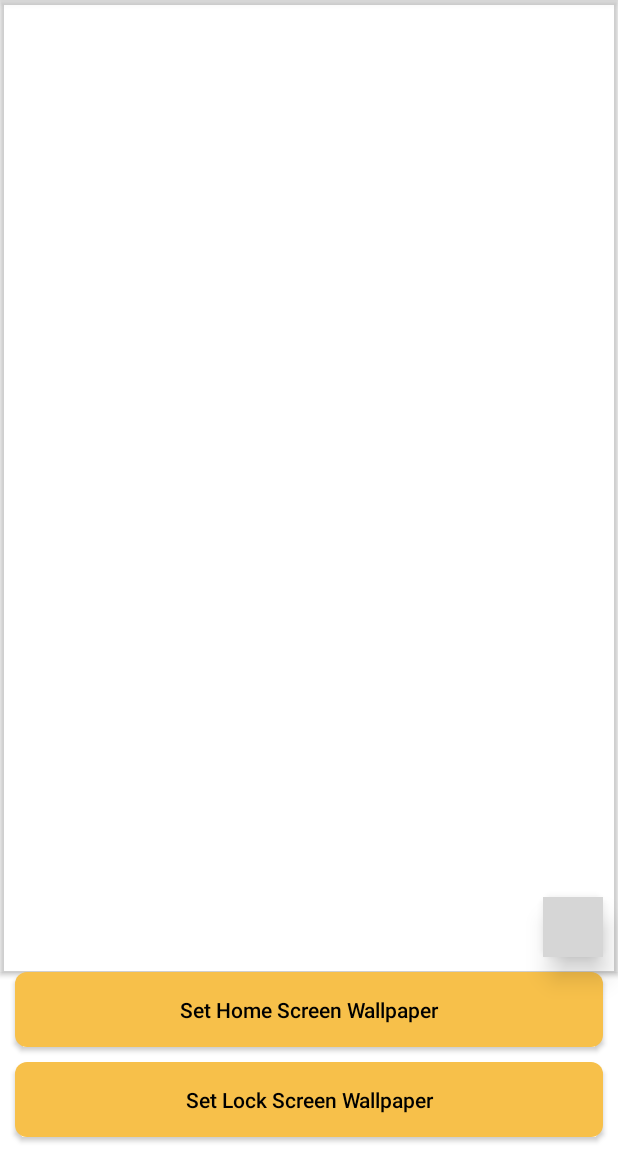
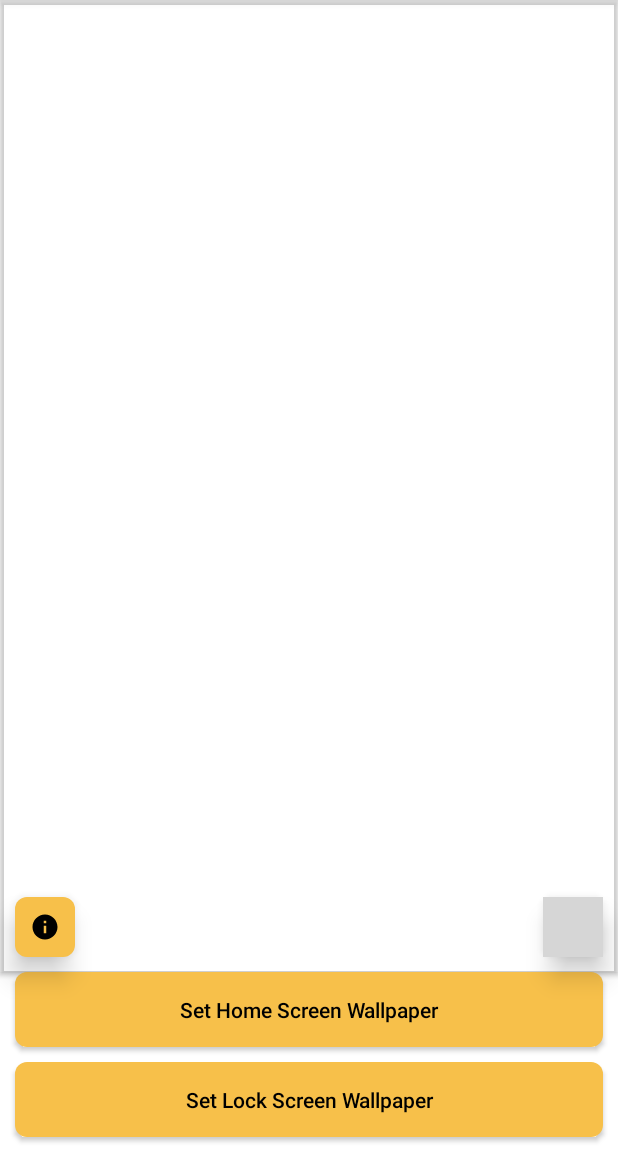
Before and after one commit to cwaliimran/DSLR-Photography-Poses, an Android app: the DetailActivity screen opened directly, with no data from a screen before it, on a phone screen of 412 x 824 dp, the part 84-1236 px from its top. Run offline under Robolectric (Android 15) with nearby library versions, the light colour scheme and no system bars; our stand-ins replace AdMob, data binding; 1 statement that could not run was skipped; grey boxes are pictures that could not be loaded.

Commit message:
Wallpapers sorting, info message, upload completed folder
upload completed folder only works in dev flavor
in production users can only upload 1 image at a time

```diff
--- a/app/src/main/java/com/cwnextgen/quranislamicwallpaper/activities/MainActivity.kt
+++ b/app/src/main/java/com/cwnextgen/quranislamicwallpaper/activities/MainActivity.kt
@@ -20,6 +20,7 @@ import com.cwnextgen.quranislamicwallpaper.utils.firestore
 import com.cwnextgen.quranislamicwallpaper.utils.showToast
 import com.google.android.gms.ads.AdRequest
 import com.google.android.gms.ads.MobileAds
+import com.google.firebase.firestore.Query
 
 class MainActivity : BaseActivity(), OnItemClick {
     private lateinit var binding: ActivityMainBinding
@@ -101,6 +102,7 @@ class MainActivity : BaseActivity(), OnItemClick {
         mainModel.clear()
         displayLoading()
         val postsCollection = firestore().collection(AppConstants.TBL_WALLPAPERS)
+        postsCollection.orderBy("createdAt", Query.Direction.DESCENDING)
 
 // Perform a query to retrieve the posts
         postsCollection.get()
--- /dev/null
+++ b/app/src/main/res/drawable/baseline_info_24.xml
@@ -0,0 +1,5 @@
+<vector android:height="24dp" android:tint="#000000"
+    android:viewportHeight="24" android:viewportWidth="24"
+    android:width="24dp" xmlns:android="http://schemas.android.com/apk/res/android">
+    <path android:fillColor="@android:color/white" android:pathData="M12,2C6.48,2 2,6.48 2,12s4.48,10 10,10 10,-4.48 10,-10S17.52,2 12,2zM13,17h-2v-6h2v6zM13,9h-2L11,7h2v2z"/>
+</vector>
--- a/app/src/main/res/layout/activity_detail.xml
+++ b/app/src/main/res/layout/activity_detail.xml
@@ -18,24 +18,6 @@
         android:layout_height="match_parent"
         tools:context=".activities.DetailActivity">
 
-        <LinearLayout
-            android:id="@+id/linearLayout"
-            android:layout_width="match_parent"
-            android:layout_height="wrap_content"
-            android:orientation="vertical"
-            app:layout_constraintEnd_toEndOf="parent"
-            app:layout_constraintStart_toStartOf="parent"
-            app:layout_constraintTop_toTopOf="parent">
-
-            <com.google.android.gms.ads.AdView
-                android:id="@+id/adView"
-                android:layout_width="match_parent"
-                android:layout_height="wrap_content"
-                android:minHeight="70dp"
-                app:adSize="BANNER"
-                app:adUnitId="@string/banner_ad_unit_id" />
-        </LinearLayout>
-
 
         <androidx.cardview.widget.CardView
             android:id="@+id/cardView"
@@ -45,7 +27,7 @@
             app:layout_constraintBottom_toTopOf="@+id/btn_setwallpaper"
             app:layout_constraintEnd_toEndOf="parent"
             app:layout_constraintStart_toStartOf="parent"
-            app:layout_constraintTop_toBottomOf="@+id/linearLayout">
+            app:layout_constraintTop_toBottomOf="@+id/adView">
 
 
             <ImageView
@@ -54,10 +36,21 @@
                 android:layout_height="match_parent"
                 android:layout_marginHorizontal="10dp"
                 android:loadImage="@{data.imageUrl}"
-                android:scaleType="centerInside"
+                android:scaleType="centerCrop"
                 tools:srcCompat="@tools:sample/avatars" />
 
         </androidx.cardview.widget.CardView>
+
+        <com.google.android.gms.ads.AdView
+            android:id="@+id/adView"
+            android:layout_width="match_parent"
+            android:layout_height="wrap_content"
+            android:minHeight="70dp"
+            app:adSize="BANNER"
+            app:adUnitId="@string/banner_ad_unit_id"
+            app:layout_constraintEnd_toEndOf="parent"
+            app:layout_constraintStart_toStartOf="parent"
+            app:layout_constraintTop_toTopOf="parent" />
 
         <androidx.appcompat.widget.AppCompatButton
             android:id="@+id/btn_setwallpaper"
@@ -90,5 +83,17 @@
             app:layout_constraintEnd_toEndOf="parent"
             app:srcCompat="@drawable/baseline_share_24" />
 
+        <ImageView
+            android:id="@+id/ivInfo"
+            android:layout_width="40dp"
+            android:layout_height="40dp"
+            android:layout_margin="10dp"
+            android:background="@drawable/background_button"
+            android:elevation="10dp"
+            android:padding="10dp"
+            app:layout_constraintBottom_toTopOf="@+id/btn_setwallpaper"
+            app:layout_constraintStart_toStartOf="parent"
+            app:srcCompat="@drawable/baseline_info_24" />
+
     </androidx.constraintlayout.widget.ConstraintLayout>
 </layout>
--- a/app/src/main/res/values/strings.xml
+++ b/app/src/main/res/values/strings.xml
@@ -22,5 +22,7 @@
     <string name="label_cancel">Cancel</string>
     <string name="set_lock_wallpaper">Set Lock Screen Wallpaper</string>
     <string name="add">Add</string>
-    <string name="upload_msg">You can uploaded your best selection of wallpapers to use them later and share with public.</string>
+    <string name="upload_msg">You can upload your best selection of wallpapers to use them later and share with public.</string>
+    <string name="wallpaper">Wallpaper</string>
+    <string name="wallpaper_info_msg">Actual wallpaper (size) after setting on home/lock screen may differ from shown here. Please try different wallpapers to experience better.</string>
 </resources>
```
Also changed, not shown: app/src/main/java/com/cwnextgen/quranislamicwallpaper/activities/DetailActivity.kt (+14 -0 lines), app/src/main/java/com/cwnextgen/quranislamicwallpaper/admin/UploadsActivity.kt (+83 -17 lines), app/src/main/res/layout/activity_uploads.xml (+14 -0 lines).
